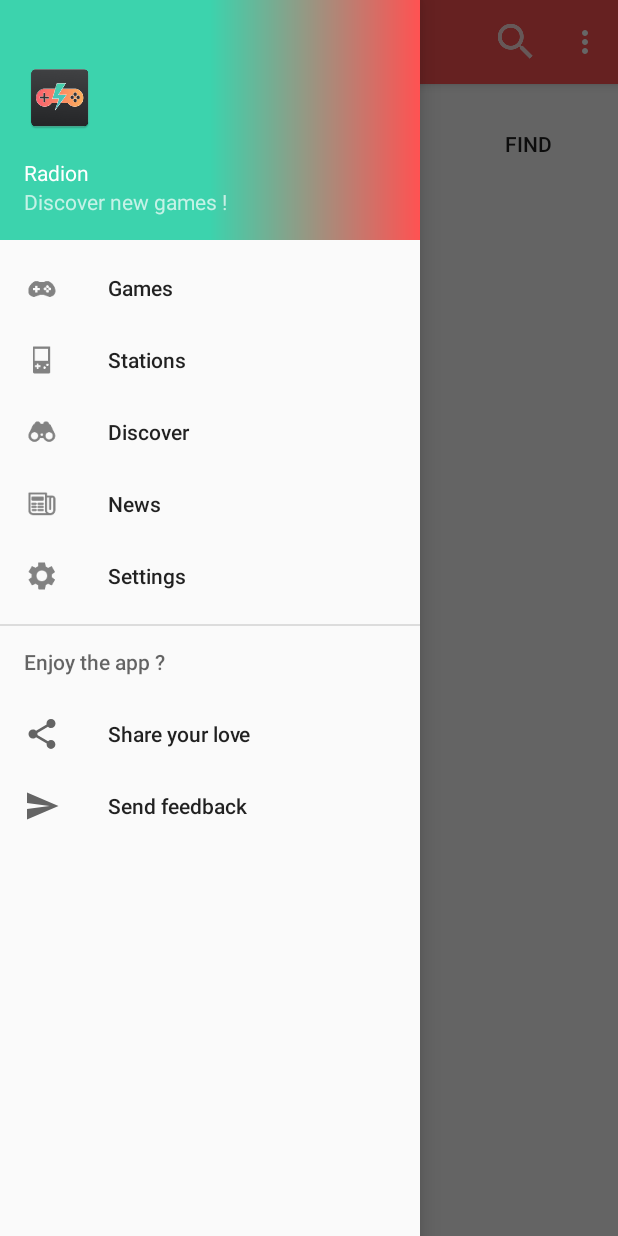
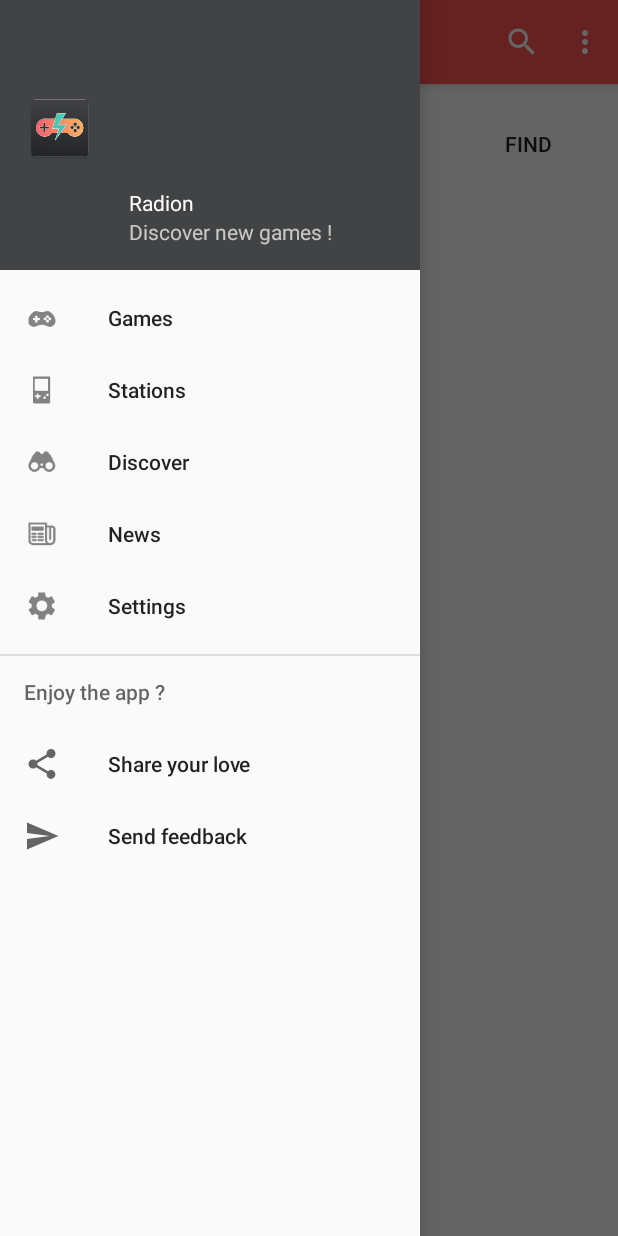
Before and after one commit to Psykotik/Radion-Android, an Android app: the screen it shows after launch (MainActivity), with the side drawer open, on a phone screen of 412 x 824 dp. Run offline under Robolectric (Android 15) with nearby library versions, the phone set to English and light mode, and no system bars.

Commit message:
[Add] Values ressources
Added some new ressources, trying to only have non-hardcoded values

```diff
--- a/Radion/app/build.gradle
+++ b/Radion/app/build.gradle
@@ -2,7 +2,7 @@ apply plugin: 'com.android.application'
 
 android {
     compileSdkVersion 25
-    buildToolsVersion "25.0.1"
+    buildToolsVersion "25.0.2"
     defaultConfig {
         applicationId "fr.jordanlambert.radion"
         minSdkVersion 21
--- a/Radion/app/src/main/java/fr/jordanlambert/radion/MainActivity.java
+++ b/Radion/app/src/main/java/fr/jordanlambert/radion/MainActivity.java
@@ -38,7 +38,7 @@ public class MainActivity extends AppCompatActivity
     static final String API_URL = "https://api.fullcontact.com/v2/person.json?";
 */
     static final String API_KEY = "lwUWLTDhm1mshKNpTegeITNu8qlVp1puJaGjsnlsx0Jnlkb1X3";
-    static final String API_URL = "https://igdbcom-internet-game-database-v1.p.mashape.com/games/?fields=name&limit=10&offset=0&order=release_dates.date%3Adesc&search=zelda";
+    static final String API_URL = "https://igdbcom-internet-game-database-v1.p.mashape.com/games/?fields=name%2Csummary%2Cslug%2Curl&limit=10&offset=0&order=release_dates.date%3Adesc";
 
     @Override
     protected void onCreate(Bundle savedInstanceState) {
--- a/Radion/app/src/main/res/drawable/side_nav_bar.xml
+++ b/Radion/app/src/main/res/drawable/side_nav_bar.xml
@@ -2,8 +2,8 @@
     android:shape="rectangle">
     <gradient
         android:angle="0"
-        android:centerColor="@color/colorAccent"
-        android:endColor="@color/colorPrimary"
-        android:startColor="@color/colorAccent"
+        android:centerColor="@color/CharcoalGrey"
+        android:endColor="@color/CharcoalGrey"
+        android:startColor="@color/CharcoalGrey"
         android:type="linear" />
 </shape>
--- a/Radion/app/src/main/res/layout/nav_header_main.xml
+++ b/Radion/app/src/main/res/layout/nav_header_main.xml
@@ -2,7 +2,7 @@
 <LinearLayout xmlns:android="http://schemas.android.com/apk/res/android"
     xmlns:app="http://schemas.android.com/apk/res-auto"
     xmlns:tools="http://schemas.android.com/tools"
-    android:layout_width="match_parent"
+    android:layout_width="fill_parent"
     android:layout_height="@dimen/nav_header_height"
     android:background="@drawable/side_nav_bar"
     android:gravity="bottom"
@@ -14,23 +14,29 @@
     android:theme="@style/ThemeOverlay.AppCompat.Dark">
 
     <ImageView
-        android:id="@+id/imageView"
+        android:id="@+id/headerMenuLogo"
         android:layout_width="wrap_content"
         android:layout_height="wrap_content"
         android:paddingTop="@dimen/nav_header_vertical_spacing"
-        app:srcCompat="@mipmap/ic_launcher" />
+        app:srcCompat="@mipmap/ic_launcher"
+        android:contentDescription="Radion Logo"
+        />
 
     <TextView
-        android:layout_width="match_parent"
+        android:layout_width="wrap_content"
         android:layout_height="wrap_content"
         android:paddingTop="@dimen/nav_header_vertical_spacing"
         android:text="Radion"
-        android:textAppearance="@style/TextAppearance.AppCompat.Body1" />
+        android:textAppearance="@style/TextAppearance.AppCompat.Body1"
+        android:paddingLeft="70dp"
+        android:id="@+id/headerMenuName"
+        />
 
     <TextView
-        android:id="@+id/textView"
+        android:id="@+id/headerMenuLore"
         android:layout_width="wrap_content"
         android:layout_height="wrap_content"
-        android:text="Discover new games !" />
+        android:text="Discover new games !"
+        android:paddingLeft="70dp" />
 
 </LinearLayout>
--- a/Radion/app/src/main/res/menu/activity_main_drawer.xml
+++ b/Radion/app/src/main/res/menu/activity_main_drawer.xml
@@ -5,35 +5,35 @@
         <item
             android:id="@+id/nav_games"
             android:icon="@drawable/ic_games"
-            android:title="Games" />
+            android:title="@string/menuItemGames" />
         <item
             android:id="@+id/nav_stations"
             android:icon="@drawable/ic_stations"
-            android:title="Stations" />
+            android:title="@string/menuItemStations" />
         <item
             android:id="@+id/nav_discover"
             android:icon="@drawable/ic_discover"
-            android:title="Discover" />
+            android:title="@string/menuItemDiscover" />
         <item
             android:id="@+id/nav_news"
             android:icon="@drawable/ic_news"
-            android:title="News" />
+            android:title="@string/menuItemNews" />
         <item
             android:id="@+id/nav_settings"
             android:icon="@drawable/ic_settings"
-            android:title="Settings" />
+            android:title="@string/menuItemSettings" />
     </group>
 
-    <item android:title="Enjoy the app ?">
+    <item android:title="@string/menuSectionTitle">
         <menu>
             <item
                 android:id="@+id/nav_share"
                 android:icon="@drawable/ic_menu_share"
-                android:title="Share your love" />
+                android:title="@string/menuItemShare" />
             <item
                 android:id="@+id/nav_send"
                 android:icon="@drawable/ic_menu_send"
-                android:title="Send feedback" />
+                android:title="@string/menuItemFeedback" />
         </menu>
     </item>
 
--- a/Radion/app/src/main/res/menu/main.xml
+++ b/Radion/app/src/main/res/menu/main.xml
@@ -12,5 +12,5 @@
         android:icon="@drawable/ic_search"
         android:title="@string/search_title"
         app:actionViewClass="android.support.v7.widget.SearchView"
-        app:showAsAction="ifRoom|collapseActionView" />
+        app:showAsAction="always" />
 </menu>
--- a/Radion/app/src/main/res/values/colors.xml
+++ b/Radion/app/src/main/res/values/colors.xml
@@ -3,4 +3,5 @@
     <color name="colorPrimary">#ff5252</color>
     <color name="colorPrimaryDark">#FF9F3939</color> <!-- e24242 -->
     <color name="colorAccent">#3cd3ad</color>
+    <color name="CharcoalGrey">#414345</color>
 </resources>
--- a/Radion/app/src/main/res/values/dimens.xml
+++ b/Radion/app/src/main/res/values/dimens.xml
@@ -1,7 +1,7 @@
 <resources>
     <!-- Default screen margins, per the Android Design guidelines. -->
     <dimen name="nav_header_vertical_spacing">16dp</dimen>
-    <dimen name="nav_header_height">160dp</dimen>
+    <dimen name="nav_header_height">180dp</dimen>
     <!-- Default screen margins, per the Android Design guidelines. -->
     <dimen name="activity_horizontal_margin">16dp</dimen>
     <dimen name="activity_vertical_margin">16dp</dimen>
--- a/Radion/app/src/main/res/values/strings.xml
+++ b/Radion/app/src/main/res/values/strings.xml
@@ -6,4 +6,17 @@
 
     <string name="action_settings">Settings</string>
     <string name="search_title">Search</string>
+
+    <!-- Side menu -->
+    <string name="menuName">Radion</string>
+    <string name="menuLore">Discover new games !</string>
+
+    <string name="menuItemGames">Games</string>
+    <string name="menuItemStations">Stations</string>
+    <string name="menuItemDiscover">Discover</string>
+    <string name="menuItemNews">News</string>
+    <string name="menuItemSettings">Settings</string>
+    <string name="menuSectionTitle">Enjoy the app ?</string>
+    <string name="menuItemShare">Share your love</string> <!-- Shouldnt be used, placeholder atm -->
+    <string name="menuItemFeedback">Send feedback</string> <!-- It may wont be used too -->
 </resources>
```
